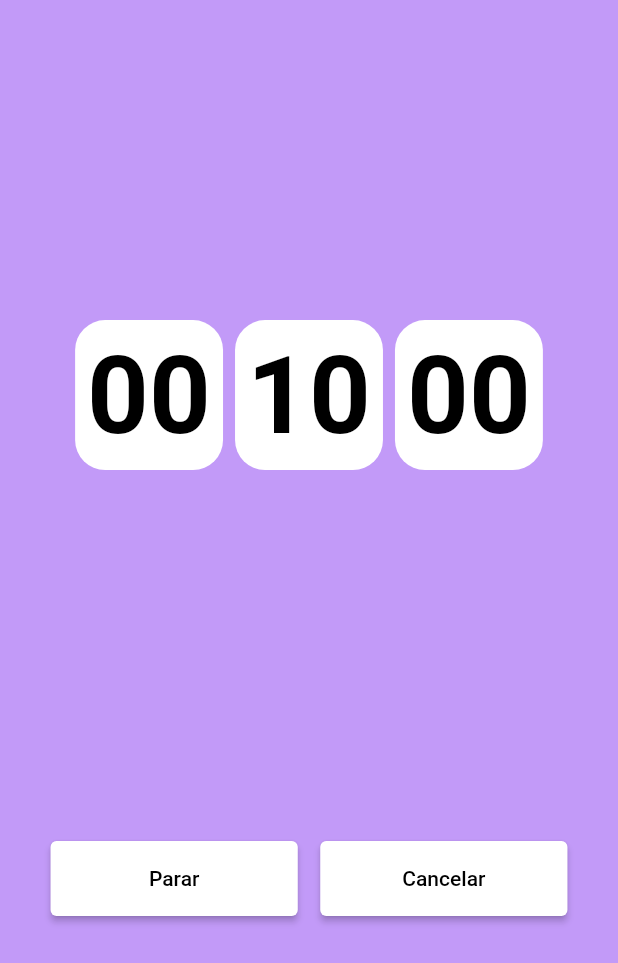
After one commit to MateusSJames/agenda_pomodoro, a Flutter app: the StopWatchScreen screen opened directly, after a tap on "Iniciar Tarefa", after a tap on "Cancelar", on a phone screen of 412 x 824 dp. The commit adds this screen. Shown: the top 963 px of the screen. Run offline on Flutter 3.47's test engine with Material 2 defaults, Android fonts, the light colour scheme and no system bars; our stand-ins replace carousel_slider, flutter_mobx, mobx, sqflite, syncfusion_flutter_calendar; accounts and stored records are empty; generated files the repository leaves out were written again.

Commit message:
Primeira versao de um cronometro estatico

```diff
--- a/lib/factories/view/button_abstract.dart
+++ b/lib/factories/view/button_abstract.dart
@@ -1,13 +1,17 @@
+// ignore_for_file: deprecated_member_use
+
 import 'package:flutter/material.dart';
 
 class ButtonAbstract {
   String nameButton;
   VoidCallback? onPressed;
   Color? color;
+  Color? colorText;
 
   ButtonAbstract({
     required this.nameButton,
     required this.color,
+    required this.colorText,
     required this.onPressed,
   });
 
@@ -18,7 +22,12 @@ class ButtonAbstract {
       child: ElevatedButton(
         style: ElevatedButton.styleFrom(primary: color),
         onPressed: onPressed,
-        child: Text(nameButton),
+        child: Text(
+          nameButton,
+          style: TextStyle(
+            color: colorText,
+          ),
+        ),
       ),
     );
   }
--- /dev/null
+++ b/lib/factories/view/duration_abstract.dart
@@ -0,0 +1,25 @@
+import 'package:flutter/material.dart';
+
+class DurationCountDown {
+  String time;
+  DurationCountDown({
+    required this.time,
+  });
+  Widget create() {
+    return Container(
+      padding: const EdgeInsets.all(8.0),
+      decoration: BoxDecoration(
+        color: Colors.white,
+        borderRadius: BorderRadius.circular(20),
+      ),
+      child: Text(
+        '$time',
+        style: const TextStyle(
+          fontSize: 72.0,
+          fontWeight: FontWeight.bold,
+          color: Colors.black,
+        ),
+      ),
+    );
+  }
+}
--- a/lib/screens/home_screen/home_screen.dart
+++ b/lib/screens/home_screen/home_screen.dart
@@ -1,6 +1,7 @@
 import 'package:agenda/comum/consts.dart';
 import 'package:agenda/factories/view/card_abstract.dart';
 import 'package:agenda/screens/new_task_screen/new_task_screen.dart';
+import 'package:agenda/screens/stopwatch_screen.dart/stopwatch_screen.dart';
 import 'package:agenda/stores/registration_store.dart';
 import 'package:flutter/material.dart';
 import 'package:flutter_mobx/flutter_mobx.dart';
@@ -108,7 +109,16 @@ class _HomeScreenState extends State<HomeScreen> {
                     child: ListView.builder(
                         itemCount: _registrationStore.tasks.length,
                         itemBuilder: (context, index) {
-                          return CardTaskAbstract(
+                          return GestureDetector(
+                            onTap: () {
+                              Navigator.of(context).pushAndRemoveUntil(
+                                MaterialPageRoute(
+                                  builder: (context) => const StopWatchScreen(),
+                                ),
+                                (Route<dynamic> route) => false,
+                              );
+                            },
+                            child: CardTaskAbstract(
                               _registrationStore.tasks[index].nameTask!,
                               _registrationStore.tasks[index].initHour,
                               _registrationStore.tasks[index].endHour,
@@ -117,7 +127,8 @@ class _HomeScreenState extends State<HomeScreen> {
                                 _registrationStore.deleteTask(
                                     _registrationStore.tasks[index].id!);
                               },
-                          ).create(context);
+                            ).create(context),
+                          );
                           //return Text(_registrationStore.tasks[index].nameTask!);
                         }),
                   );
--- a/lib/screens/new_task_screen/new_task_screen.dart
+++ b/lib/screens/new_task_screen/new_task_screen.dart
@@ -1,6 +1,6 @@
 import 'package:agenda/comum/consts.dart';
 import 'package:agenda/factories/view/button_abstract.dart';
-import 'package:agenda/factories/view/category_field.dart';
+// import 'package:agenda/factories/view/category_field.dart';
 import 'package:agenda/factories/view/registration_field.dart';
 import 'package:agenda/factories/view/slider_field.dart';
 import 'package:agenda/screens/home_screen/home_screen.dart';
@@ -133,6 +133,7 @@ class _NewTaskScreenState extends State<NewTaskScreen> {
                   return ButtonAbstract(
                     nameButton: 'Salvar',
                     color: colorAppBar,
+                    colorText: Colors.white,
                     onPressed: () {
                       _registrationStore.insertTask(context);
                     },
--- /dev/null
+++ b/lib/screens/stopwatch_screen.dart/stopwatch_screen.dart
@@ -0,0 +1,116 @@
+import 'dart:async';
+
+import 'package:agenda/factories/view/button_abstract.dart';
+import 'package:agenda/factories/view/duration_abstract.dart';
+import 'package:agenda/stores/stopwatch_store.dart';
+import 'package:flutter/material.dart';
+import 'package:flutter_mobx/flutter_mobx.dart';
+
+class StopWatchScreen extends StatefulWidget {
+  const StopWatchScreen({Key? key}) : super(key: key);
+
+  @override
+  State<StopWatchScreen> createState() => _StopWatchScreenState();
+}
+
+class _StopWatchScreenState extends State<StopWatchScreen> {
+  final _stopWatchStore = StopWatchStore();
+
+  @override
+  Widget build(BuildContext context) {
+    return Scaffold(
+      backgroundColor: Color.fromARGB(238, 190, 147, 247),
+      body: SizedBox(
+        width: MediaQuery.of(context).size.width,
+        height: MediaQuery.of(context).size.height,
+        child: Center(
+          child: Column(
+            mainAxisAlignment: MainAxisAlignment.center,
+            children: [
+              Row(
+                mainAxisAlignment: MainAxisAlignment.center,
+                children: [
+                  Observer(builder: (_) {
+                    return DurationCountDown(time: _stopWatchStore.hours)
+                        .create();
+                  }),
+                  const SizedBox(
+                    width: 8,
+                  ),
+                  Observer(builder: (_) {
+                    return DurationCountDown(time: _stopWatchStore.minutes)
+                        .create();
+                  }),
+                  const SizedBox(
+                    width: 8.0,
+                  ),
+                  Observer(builder: (_) {
+                    return DurationCountDown(time: _stopWatchStore.seconds)
+                        .create();
+                  }),
+                ],
+              ),
+              Observer(builder: (_) {
+                if (_stopWatchStore.isRunning) {
+                  return Padding(
+                    padding: EdgeInsets.only(
+                        top: MediaQuery.of(context).size.height * 0.3),
+                    child: Row(
+                      mainAxisAlignment: MainAxisAlignment.center,
+                      children: [
+                        SizedBox(
+                          width: MediaQuery.of(context).size.width * 0.4,
+                          height: 50,
+                          child: ButtonAbstract(
+                            nameButton: _stopWatchStore.nameButton,
+                            color: Colors.white,
+                            colorText: Colors.black,
+                            onPressed: () {
+                              if (_stopWatchStore.timer!.isActive) {
+                                _stopWatchStore.stopTime(resets: false);
+                              } else {
+                                _stopWatchStore.startTime(resets: false);
+                              }
+                            },
+                          ).create(),
+                        ),
+                        const SizedBox(
+                          width: 15,
+                        ),
+                        SizedBox(
+                          width: MediaQuery.of(context).size.width * 0.4,
+                          height: 50,
+                          child: ButtonAbstract(
+                            nameButton: 'Cancelar',
+                            color: Colors.white,
+                            colorText: Colors.black,
+                            onPressed: () {
+                              _stopWatchStore.stopTime();
+                            },
+                          ).create(),
+                        ),
+                      ],
+                    ),
+                  );
+                } else {
+                  return Padding(
+                    padding: EdgeInsets.only(
+                        top: MediaQuery.of(context).size.height * 0.3),
+                    child: ButtonAbstract(
+                      nameButton: 'Iniciar Tarefa',
+                      color: Colors.white,
+                      colorText: Colors.black,
+                      onPressed: () {
+                        _stopWatchStore.startTime();
+                      },
+                    ).create(),
+                  );
+                }
+              })
+            ],
+          ),
+        ),
+      ),
+    );
+  }
+}
--- /dev/null
+++ b/lib/stores/stopwatch_store.dart
@@ -0,0 +1,84 @@
+import 'dart:async';
+
+import 'package:mobx/mobx.dart';
+
+part 'stopwatch_store.g.dart';
+
+class StopWatchStore = _StopWatchStore with _$StopWatchStore;
+
+abstract class _StopWatchStore with Store {
+  Timer? timer;
+
+  @observable
+  bool isRunning = false;
+
+  @observable
+  bool isBreak = false;
+
+  @observable
+  Duration duration = const Duration(minutes: 10);
+
+  @action
+  void addTime() {
+    const addSeconds = -1;
+    final seconds = addSeconds + duration.inSeconds;
+    if (seconds < 0) {
+      timer!.cancel();
+    } else {
+      duration = Duration(seconds: seconds);
+    }
+  }
+
+  @action
+  void startTime({bool resets = true}) {
+    if (resets) {
+      reset();
+    }
+    timer = Timer.periodic(
+      const Duration(seconds: 1),
+      (_) => addTime(),
+    );
+    isRunning = timer == null ? false : timer!.isActive;
+  }
+
+  @action
+  void reset() {
+    duration = const Duration(minutes: 10);
+  }
+
+  @action
+  void setIsRunning() {
+    isBreak = !isBreak;
+  }
+
+  @action
+  void stopTime({bool resets = true}) {
+    if (resets) {
+      reset();
+    }
+    timer?.cancel();
+  }
+
+  // @action
+  // void startTime() {
+  //   timer = Timer.periodic(
+  //     const Duration(seconds: 1),
+  //     (_) => addTime(),
+  //   );
+  // }
+
+  @action
+  String twoDigits(int n) => n.toString().padLeft(2, '0');
+
+  @computed
+  String get hours => twoDigits(duration.inHours.remainder(60));
+
+  @computed
+  String get minutes => twoDigits(duration.inMinutes.remainder(60));
+
+  @computed
+  String get seconds => twoDigits(duration.inSeconds.remainder(60));
+
+  @computed
+  String get nameButton => isRunning && timer!.isActive ? 'Parar' : 'Retornar';
+}
--- a/pubspec.yaml
+++ b/pubspec.yaml
@@ -42,6 +42,7 @@ dependencies:
   sqflite: ^2.0.3
   path_provider: ^2.0.11
   syncfusion_flutter_calendar: ^20.3.52
+  stop_watch_timer: ^2.0.0
 
 dev_dependencies:
   flutter_test:
```
Also changed, not shown: lib/stores/stopwatch_store.g.dart (added), pubspec.lock. Lines whose indentation alone changed are shown as unchanged.
